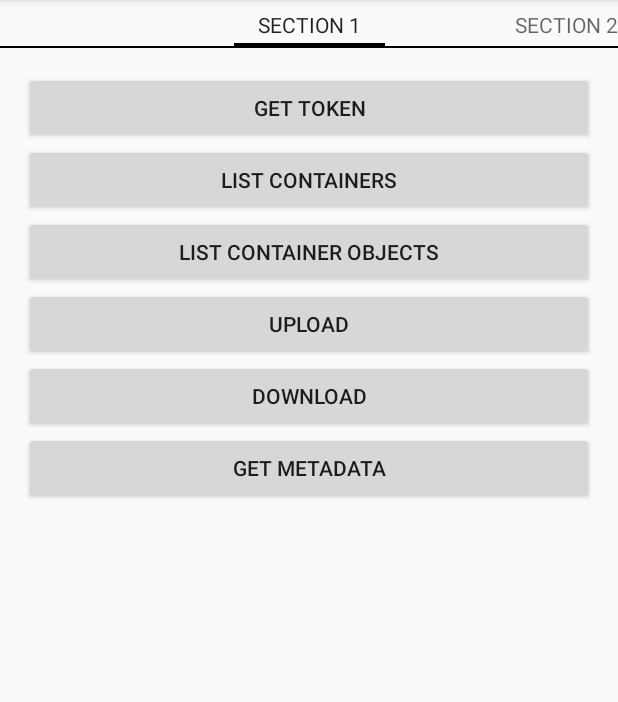
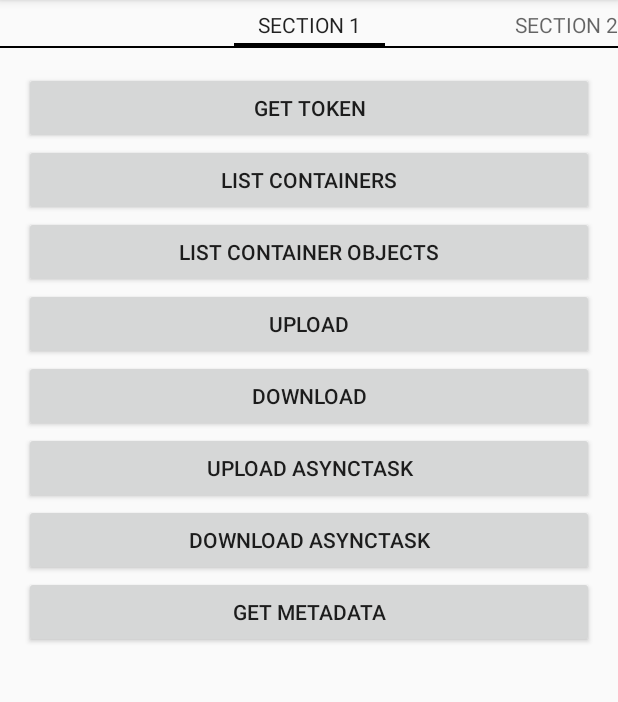
Before and after one commit to koakh/AndroidOpenStackSwiftPOC, an Android app: the screen it shows after launch (MainActivity), on a phone screen of 412 x 824 dp, the part 84-786 px from its top. Run offline under Robolectric (Android 15) with nearby library versions, the phone set to English and light mode, and no system bars; libraries missing offline, so code that uses them is left out: retrofit.client, retrofit.mime.

Commit message:
Trying AsyncTask Upload, Download its Dificult, we dont have the Restrofit write..

```diff
--- a/app/src/main/java/com/koakh/swiftpoc/app/Singleton.java
+++ b/app/src/main/java/com/koakh/swiftpoc/app/Singleton.java
@@ -10,7 +10,12 @@ import com.koakh.swiftpoc.rest.identity.authenticate.AuthenticateResponse;
  */
 public class Singleton extends Application {
 
-  public final String TAG = "SwiftPOC";
+  /**
+   * Constants
+   */
+  public static final String TAG = "SwiftPOC";
+  public static final String API_URL_IDENTITY = "http://koakh.com:5000/v2.0";
+  public static final String API_URL_SWIFT = "http://koakh.com:8080/v1/AUTH_%s";
 
   /**
    * Swift/OpenStack
@@ -21,10 +26,6 @@ public class Singleton extends Application {
   private EditText editTextLog;
 
   public Singleton() {
-  }
-
-  public String getTag() {
-    return TAG;
   }
 
   public AuthenticateResponse getAuthenticateResponse() {
--- a/app/src/main/java/com/koakh/swiftpoc/rest/CountingTypedFile.java
+++ b/app/src/main/java/com/koakh/swiftpoc/background/CountingTypedFile.java
@@ -1,4 +1,6 @@
-package com.koakh.swiftpoc.rest;
+package com.koakh.swiftpoc.background;
+
+import com.koakh.swiftpoc.background.ProgressListenerInterface;
 
 import java.io.File;
 import java.io.FileInputStream;
--- a/app/src/main/java/com/koakh/swiftpoc/rest/swift/objects/createorreplaceobject/CreateOrReplaceObjectServiceInterface.java
+++ b/app/src/main/java/com/koakh/swiftpoc/rest/swift/objects/createorreplaceobject/CreateOrReplaceObjectServiceInterface.java
@@ -2,11 +2,11 @@ package com.koakh.swiftpoc.rest.swift.objects.createorreplaceobject;
 
 import retrofit.Callback;
 import retrofit.client.Response;
+import retrofit.mime.TypedFile;
 import retrofit.http.Body;
 import retrofit.http.Header;
 import retrofit.http.PUT;
 import retrofit.http.Path;
-import retrofit.mime.TypedFile;
 
 /**
  * Created by mario on 22/02/2015.
@@ -39,4 +39,12 @@ public interface CreateOrReplaceObjectServiceInterface {
     Callback<Response> callback
   );
 
+  @PUT("/{container}/{fileName}")
+  Response uploadFileAsyncTask(
+    @Header("X-Auth-Token") String xAuthToken,
+    @Header("Content-Length") Long contentLength,
+    @Path("container") String container,
+    @Path("fileName") String fileName,
+    @Body TypedFile typedFile
+  );
 }
--- a/app/src/main/java/com/koakh/swiftpoc/rest/swift/objects/getobjectcontentandmetadata/GetObjectContentAndMetadataServiceInterface.java
+++ b/app/src/main/java/com/koakh/swiftpoc/rest/swift/objects/getobjectcontentandmetadata/GetObjectContentAndMetadataServiceInterface.java
@@ -14,6 +14,7 @@ import retrofit.client.Response;
 import retrofit.http.GET;
 import retrofit.http.Header;
 import retrofit.http.Path;
+import retrofit.mime.TypedFile;
 
 /**
  * Get object content and metadata
@@ -35,4 +36,11 @@ public interface GetObjectContentAndMetadataServiceInterface {
     Callback<Response> callback
   );
 
+  @GET("/{container}/{fileName}")
+  Response downloadFileTask(
+    @Header("X-Auth-Token") String xAuthToken,
+    @Path("container") String container,
+    @Path("fileName") String fileName,
+    TypedFile typedFile
+  );
 }
--- a/app/src/main/java/com/koakh/swiftpoc/ui/MainActivity.java
+++ b/app/src/main/java/com/koakh/swiftpoc/ui/MainActivity.java
@@ -14,6 +14,7 @@ import android.widget.Toast;
 
 import com.koakh.swiftpoc.R;
 import com.koakh.swiftpoc.app.Singleton;
+import com.koakh.swiftpoc.background.UploadFileTask;
 import com.koakh.swiftpoc.rest.ServiceGenerator;
 import com.koakh.swiftpoc.rest.identity.authenticate.AuthenticateResponse;
 import com.koakh.swiftpoc.rest.identity.authenticate.AuthenticateServiceInterface;
@@ -60,12 +61,6 @@ public class MainActivity extends ActionBarActivity {
 
   //Application Singleton
   private Singleton mApp;
-
-  /**
-   * Constants
-   */
-  private static final String API_URL_IDENTITY = "http://koakh.com:5000/v2.0";
-  private static final String API_URL_SWIFT = "http://koakh.com:8080/v1/AUTH_%s";
 
   @Override
   protected void onCreate(Bundle savedInstanceState) {
@@ -173,16 +168,16 @@ public class MainActivity extends ActionBarActivity {
 
           //TODO: Create a Auth Object, do not send BODY has JSON, Or leave it has Example
           String jsonString = "{\"auth\": {\"tenantName\": \"admin\", \"passwordCredentials\":{\"username\": \"admin\", \"password\": \"kksc28kk\"}}}";
-          Log.d(mApp.getTag(), jsonString);
+          Log.d(mApp.TAG, jsonString);
           TypedInput rawJsonBody = new TypedByteArray("application/json", jsonString.getBytes("UTF-8"));
 
           //Get Service
-          AuthenticateServiceInterface authenticateService = ServiceGenerator.createService(AuthenticateServiceInterface.class, API_URL_IDENTITY);
+          AuthenticateServiceInterface authenticateService = ServiceGenerator.createService(AuthenticateServiceInterface.class, mApp.API_URL_IDENTITY);
           Callback<AuthenticateResponse> authenticateCallback = new Callback<AuthenticateResponse>() {
             @Override
             public void success(AuthenticateResponse responseObject, Response responseRaw) {
               mApp.setAuthenticateResponse(responseObject);
-              Log.d(mApp.getTag(), String.format("AuthenticateToken : [%s]", mApp.getAuthenticateToken()));
+              Log.d(mApp.TAG, String.format("AuthenticateToken : [%s]", mApp.getAuthenticateToken()));
               mApp.getEditTextLog().append(String.format("valid Token for Authenticated User: %s", mApp.getAuthenticateResponse().getAccess().getUser().getName()) + "\n\n");
               mApp.getEditTextLog().append(mApp.getAuthenticateToken().substring(0, 125) + "...\n\n");
               mApp.getEditTextLog().scrollTo(0, Integer.MAX_VALUE);
@@ -209,8 +204,8 @@ public class MainActivity extends ActionBarActivity {
       @Override
       public void run() {
         try {
-          String url = String.format(API_URL_SWIFT, mApp.getTenant());
-          ListContainersServiceInterface listContainersService = ServiceGenerator.createService(ListContainersServiceInterface.class, url);
+          String serviceUrl = String.format(mApp.API_URL_SWIFT, mApp.getTenant());
+          ListContainersServiceInterface listContainersService = ServiceGenerator.createService(ListContainersServiceInterface.class, serviceUrl);
 
           Callback<List<ListContainersResponse>> listContainersCallback = new Callback<List<ListContainersResponse>>() {
             @Override
@@ -241,8 +236,8 @@ public class MainActivity extends ActionBarActivity {
       @Override
       public void run() {
         try {
-          String url = String.format(API_URL_SWIFT, mApp.getTenant());
-          ContainerDetailsAndObjectsServiceInterface service = ServiceGenerator.createService(ContainerDetailsAndObjectsServiceInterface.class, url);
+          String serviceUrl = String.format(mApp.API_URL_SWIFT, mApp.getTenant());
+          ContainerDetailsAndObjectsServiceInterface service = ServiceGenerator.createService(ContainerDetailsAndObjectsServiceInterface.class, serviceUrl);
 
           Callback<List<ContainerDetailsAndObjectsResponse>> callback = new Callback<List<ContainerDetailsAndObjectsResponse>>() {
             @Override
@@ -274,8 +269,8 @@ public class MainActivity extends ActionBarActivity {
       @Override
       public void run() {
         try {
-          String url = String.format(API_URL_SWIFT, mApp.getTenant());
-          CreateOrReplaceObjectServiceInterface service = ServiceGenerator.createService(CreateOrReplaceObjectServiceInterface.class, url);
+          String serviceUrl = String.format(mApp.API_URL_SWIFT, mApp.getTenant());
+          CreateOrReplaceObjectServiceInterface service = ServiceGenerator.createService(CreateOrReplaceObjectServiceInterface.class, serviceUrl);
 
           Callback<Response> callback = new Callback<Response>() {
             @Override
@@ -284,7 +279,7 @@ public class MainActivity extends ActionBarActivity {
               int status = responseObject.getStatus();        //201
               String reason = responseObject.getReason();     //Created
               String message = String.format("status:[%d]\nreason:[%s]\neTag:[%s]\n\n", status, reason, eTag);
-              Log.d(mApp.getTag(), message);
+              Log.d(mApp.TAG, message);
               mApp.getEditTextLog().append(message);
               mApp.getEditTextLog().scrollTo(0, Integer.MAX_VALUE);
             }
@@ -312,9 +307,11 @@ public class MainActivity extends ActionBarActivity {
     new Thread(new Runnable() {
       @Override
       public void run() {
+
         try {
-          String url = String.format(API_URL_SWIFT, mApp.getTenant());
-          GetObjectContentAndMetadataServiceInterface service = ServiceGenerator.createService(GetObjectContentAndMetadataServiceInterface.class, url);
+          String serviceUrl = String.format(mApp.API_URL_SWIFT, mApp.getTenant());
+
+          GetObjectContentAndMetadataServiceInterface service = ServiceGenerator.createService(GetObjectContentAndMetadataServiceInterface.class, serviceUrl);
 
           Callback<Response> callback = new Callback<Response>() {
             @Override
@@ -324,14 +321,15 @@ public class MainActivity extends ActionBarActivity {
               String reason = responseObject.getReason();     //OK
               String contentLength = responseObject.getHeaders().get(0).getValue();
               String message = String.format("status:[%d]\nreason:[%s]\neTag:[%s]\ncontentLength:[%s]\n\n", status, reason, eTag, contentLength);
-              Log.d(mApp.getTag(), message);
+              Log.d(mApp.TAG, message);
               mApp.getEditTextLog().append(message);
 
               //Getting the bytes(filecontent) from the body,
               //This will return byte array that you will write on the file system
               byte[] bytes = ((TypedByteArray) responseObject.getBody()).getBytes();
+              File file = new File("/mnt/sdcard/Temp/SwiftPOC01.zip");
 
-              File file = new File("/mnt/sdcard/Temp/SwiftPOC01.zip");
+              //Save to Disk
               try {
                 FileOutputStream fos = new FileOutputStream(file);
                 try {
@@ -346,12 +344,12 @@ public class MainActivity extends ActionBarActivity {
               }
 
               if (file.exists()) {
-                Log.d(mApp.getTag(), file.getAbsolutePath() + " exists");
+                Log.d(mApp.TAG, file.getAbsolutePath() + " exists");
                 mApp.getEditTextLog().append(file.getAbsolutePath() + " exists");
               }
               else
               {
-                Log.d(mApp.getTag(), file.getAbsolutePath() + " dont exists");
+                Log.d(mApp.TAG, file.getAbsolutePath() + " dont exists");
                 mApp.getEditTextLog().append(file.getAbsolutePath() + " dont exists");
               }
               mApp.getEditTextLog().scrollTo(0, Integer.MAX_VALUE);
@@ -372,11 +370,22 @@ public class MainActivity extends ActionBarActivity {
     }).start();
   }
 
+  public void onClickButtonUploadFilesAsyncTask(View view) {
+    UploadFileTask sendFileTask = new UploadFileTask(this, "container", "/mnt/sdcard/NDrive/maps/PRT_IP.map", "*/*");
+    sendFileTask.execute();
+  }
+
+  public void onClickButtonDownloadFilesAsyncTask(View view) {
+  }
+
+  public void onClickButtonGetMetaData(View view) {
+  }
+
   //============================================================================================================================================================================
   //Helper Methods
 
   private void showRetrofitError(RetrofitError error) {
-    Log.e(mApp.getTag(), String.format("RetrofitError Error : [%s]", error.getCause().getMessage()));
+    Log.e(mApp.TAG, String.format("RetrofitError Error : [%s]", error.getCause().getMessage()));
     Toast.makeText(getApplicationContext(), error.getCause().getMessage(), Toast.LENGTH_LONG);
   }
 
--- a/app/src/main/res/layout/fragment_section1.xml
+++ b/app/src/main/res/layout/fragment_section1.xml
@@ -47,10 +47,27 @@
     />
 
   <Button
+    android:id="@+id/button_upload_files_asynctask"
+    android:layout_width="fill_parent"
+    android:layout_height="wrap_content"
+    android:text="@string/button_upload_files_asynctask"
+    android:onClick="onClickButtonUploadFilesAsyncTask"
+    />
+
+  <Button
+    android:id="@+id/button_download_files_asynctask"
+    android:layout_width="fill_parent"
+    android:layout_height="wrap_content"
+    android:text="@string/button_download_files_asynctask"
+    android:onClick="onClickButtonDownloadFilesAsyncTask"
+    />
+
+  <Button
     android:id="@+id/button_get_metadata"
     android:layout_width="fill_parent"
     android:layout_height="wrap_content"
     android:text="@string/button_get_metadata"
+    android:onClick="onClickButtonGetMetaData"
     />
 
 </LinearLayout>
--- a/app/src/main/res/values/strings.xml
+++ b/app/src/main/res/values/strings.xml
@@ -18,8 +18,11 @@
   <string name="button_list_container_objects">List Container Objects</string>
   <string name="button_upload_file">Upload</string>
   <string name="button_download_file">Download</string>
+  <string name="button_upload_files_asynctask">Upload AsyncTask</string>
+  <string name="button_download_files_asynctask">Download AsyncTask</string>
   <string name="button_get_metadata">Get MetaData</string>
 
   <!-- TODO: Remove or change this placeholder text -->
   <string name="hello_blank_fragment">Hello blank fragment</string>
+
 </resources>
```
Also changed, not shown: app/src/main/java/com/koakh/swiftpoc/background/ProgressListenerInterface.java (added, +8 -0 lines), app/src/main/java/com/koakh/swiftpoc/background/UploadFileTask.java (added, +77 -0 lines).
